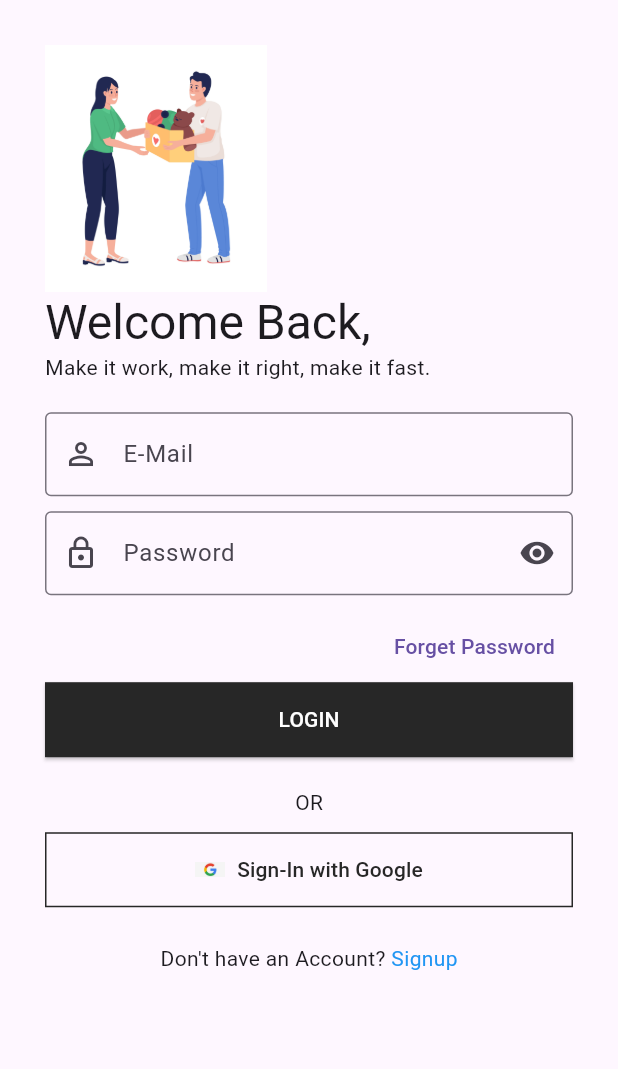
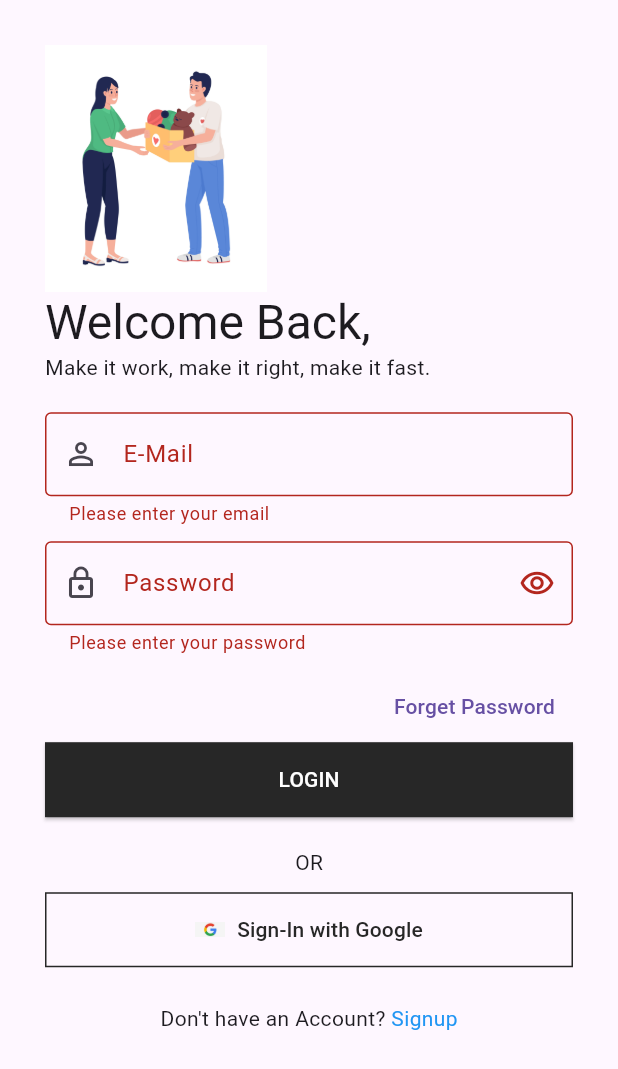
Before and after one commit to sweenymbuvi/Hisani, a Flutter app: the LoginScreen screen opened directly, after a tap on "LOGIN", on a phone screen of 412 x 824 dp. Shown: the top 1069 px of the screen. Run offline on Flutter 3.47's test engine with Material 3 defaults, Android fonts, the phone set to English and light mode, and no system bars; our stand-ins replace cloud_firestore, firebase_auth, firebase_core, flutter_otp_text_field, get, google_fonts and 1 more; accounts and stored records are empty; network calls fail.

Commit message:
authentication

```diff
--- a/lib/src/constants/text_strings.dart
+++ b/lib/src/constants/text_strings.dart
@@ -43,6 +43,17 @@ const String tDontHaveAnAccount = "Don't have an Account? ";
 const String tSignUpTitle = "Sign Up";
 const String tSignUpSubTitle = "Create your profile to start your Journey.";
 const String tAlreadyHaveAnAccount = "Already have an Account? ";
+const String tConfirmPassword = "Confirm Password";
+
+// General Texts
+const String tContinue = 'Continue';
+const String tResendEmailLink = 'Resend Email Link';
+const String tBacktoLogin = 'Back to Login';
+
+// Email Verification Screen Texts
+const String tEmailVerificationTitle = 'Email Verification';
+const String tEmailVerificationSubTitle =
+    'Please verify your email address to proceed.';
 
 // -- Forget Password Text
 const String tForgetPasswordTitle = "Make Selection!";
@@ -58,3 +69,12 @@ const String tForgetPhoneSubTitle =
 // -- Forget Password Via E-Mail - Text
 const String tForgetMailSubTitle =
     "Enter your registered E-Mail to receive OTP";
+
+const String tOtpTitle = "CO\nDE";
+const String tOtpSubTitle = "Verification";
+const String tOtpMessage = "Enter the verification code sent at ";
+
+const String tAlert = "Alert";
+const String tOhSnap = "Oh Snap";
+const String tEmailSent = "Email sent";
+const String tAccountCreateVerifyEmail = "Account Create Verify Email";
--- /dev/null
+++ b/lib/src/features/authentication/controllers/login_controller.dart
@@ -0,0 +1,45 @@
+import 'package:flutter/material.dart';
+import 'package:get/get.dart';
+import 'package:firebase_auth/firebase_auth.dart';
+import 'package:hisani/src/repository/authentication_repository/authentication_repository.dart';
+import 'package:hisani/src/constants/text_strings.dart';
+
+class LoginController extends GetxController {
+  final email = TextEditingController();
+  final password = TextEditingController();
+  final loginFormKey = GlobalKey<FormState>();
+
+  var isLoading = false.obs;
+  var showPassword = false.obs;
+
+  Future<void> login() async {
+    if (loginFormKey.currentState!.validate()) {
+      isLoading.value = true;
+
+      String? loginError = await AuthenticationRepository.instance
+          .loginWithEmailAndPassword(email.text.trim(), password.text.trim());
+
+      isLoading.value = false;
+
+      if (loginError == null) {
+        // Show success message
+        Get.snackbar(
+          'Success',
+          'Login successful',
+          snackPosition: SnackPosition.BOTTOM,
+          backgroundColor: Colors.green,
+          colorText: Colors.white,
+        );
+      } else {
+        // Show error message
+        Get.snackbar(
+          'Login Failed',
+          loginError,
+          snackPosition: SnackPosition.BOTTOM,
+          backgroundColor: Colors.red,
+          colorText: Colors.white,
+        );
+      }
+    }
+  }
+}
--- /dev/null
+++ b/lib/src/features/authentication/models/user_model.dart
@@ -0,0 +1,24 @@
+class UserModel {
+  final String? id;
+  final String fullName;
+  final String email;
+  final String phoneNo;
+  final String password;
+
+  const UserModel({
+    this.id,
+    required this.email,
+    required this.password,
+    required this.fullName,
+    required this.phoneNo,
+  });
+
+  toJson() {
+    return {
+      "FullName": fullName,
+      "Email": email,
+      "Phone": phoneNo,
+      "Password": password,
+    };
+  }
+}
--- a/lib/src/features/authentication/screens/login/login_form_widget.dart
+++ b/lib/src/features/authentication/screens/login/login_form_widget.dart
@@ -1,42 +1,64 @@
 import 'package:flutter/material.dart';
+import 'package:get/get.dart';
 import 'package:hisani/src/constants/sizes.dart';
 import 'package:hisani/src/constants/text_strings.dart';
+import 'package:hisani/src/features/authentication/controllers/login_controller.dart';
 
 class LoginForm extends StatelessWidget {
-  const LoginForm({
-    super.key,
-  });
+  const LoginForm({super.key});
 
   @override
   Widget build(BuildContext context) {
+    final controller = Get.put(LoginController());
+
     return Form(
+      key: controller.loginFormKey,
       child: Container(
         padding: const EdgeInsets.symmetric(vertical: 20.0),
         child: Column(
           crossAxisAlignment: CrossAxisAlignment.start,
           children: [
             TextFormField(
+              controller: controller.email,
               decoration: const InputDecoration(
                 prefixIcon: Icon(Icons.person_outline_outlined),
                 labelText: tEmail,
                 hintText: tEmail,
                 border: OutlineInputBorder(),
               ),
+              validator: (value) {
+                if (value == null || value.isEmpty) {
+                  return 'Please enter your email';
+                }
+                return null;
+              },
             ),
             const SizedBox(height: tFormHeight - 20),
-            TextFormField(
-              decoration: const InputDecoration(
-                prefixIcon: Icon(Icons.lock_outline),
-                labelText: tPassword,
-                hintText: tPassword,
-                border: OutlineInputBorder(),
-                suffixIcon: IconButton(
-                  onPressed: null,
-                  icon: Icon(Icons.remove_red_eye_sharp),
-                ),
-              ),
-              obscureText: true, // Ensure password is hidden
-            ),
+            Obx(() => TextFormField(
+                  controller: controller.password,
+                  decoration: InputDecoration(
+                    prefixIcon: const Icon(Icons.lock_outline),
+                    labelText: tPassword,
+                    hintText: tPassword,
+                    border: const OutlineInputBorder(),
+                    suffixIcon: IconButton(
+                      onPressed: () {
+                        controller.showPassword.value =
+                            !controller.showPassword.value;
+                      },
+                      icon: Icon(controller.showPassword.value
+                          ? Icons.remove_red_eye_sharp
+                          : Icons.remove_red_eye_outlined),
+                    ),
+                  ),
+                  obscureText: !controller.showPassword.value,
+                  validator: (value) {
+                    if (value == null || value.isEmpty) {
+                      return 'Please enter your password';
+                    }
+                    return null;
+                  },
+                )),
             const SizedBox(height: tFormHeight - 20),
             Align(
               alignment: Alignment.centerRight,
@@ -44,10 +66,19 @@ class LoginForm extends StatelessWidget {
             ),
             SizedBox(
               width: double.infinity,
-              child: ElevatedButton(
-                onPressed: () {},
-                child: Text(tLogin.toUpperCase()),
-              ),
+              child: Obx(() => ElevatedButton(
+                    onPressed: controller.isLoading.value
+                        ? null
+                        : () {
+                            controller.login();
+                          },
+                    child: controller.isLoading.value
+                        ? CircularProgressIndicator(
+                            valueColor:
+                                AlwaysStoppedAnimation<Color>(Colors.white),
+                          )
+                        : Text(tLogin.toUpperCase()),
+                  )),
             ),
           ],
         ),
--- a/lib/src/features/authentication/screens/welcome/welcome.dart
+++ b/lib/src/features/authentication/screens/welcome/welcome.dart
@@ -5,6 +5,7 @@ import 'package:hisani/src/constants/sizes.dart';
 import 'package:hisani/src/constants/text_strings.dart';
 import 'package:get/get.dart';
 import 'package:hisani/src/features/authentication/screens/login/login_screen.dart';
+import 'package:hisani/src/features/authentication/screens/signup/signup_screen.dart';
 
 class WelcomeScreen extends StatelessWidget {
   const WelcomeScreen({Key? key}) : super(key: key);
@@ -50,7 +51,7 @@ class WelcomeScreen extends StatelessWidget {
                 const SizedBox(width: 10.0),
                 Expanded(
                   child: ElevatedButton(
-                    onPressed: () {},
+                    onPressed: () => Get.to(() => const SignUpScreen()),
                     child: Text(tSignUpTitle.toUpperCase()),
                   ),
                 ),
--- /dev/null
+++ b/lib/src/repository/authentication_repository/exceptions/login_failure.dart
@@ -0,0 +1,22 @@
+class LogInWithEmailAndPasswordFailure {
+  final String message;
+
+  const LogInWithEmailAndPasswordFailure(
+      [this.message = "An unknown error occurred."]);
+
+  factory LogInWithEmailAndPasswordFailure.fromCode(String code) {
+    switch (code) {
+      case 'user-not-found':
+        return const LogInWithEmailAndPasswordFailure(
+            'No user found for that email.');
+      case 'wrong-password':
+        return const LogInWithEmailAndPasswordFailure(
+            'Wrong password provided.');
+      case 'invalid-email':
+        return const LogInWithEmailAndPasswordFailure(
+            'The email address is invalid.');
+      default:
+        return const LogInWithEmailAndPasswordFailure();
+    }
+  }
+}
--- /dev/null
+++ b/lib/src/repository/authentication_repository/exceptions/signup_email_password_failure.dart
@@ -0,0 +1,28 @@
+class SignupEmailPasswordFailure {
+  final String message;
+
+  const SignupEmailPasswordFailure(
+      [this.message = "An unknown error occurred."]);
+
+  factory SignupEmailPasswordFailure.code(String code) {
+    switch (code) {
+      case 'weak password':
+        return const SignupEmailPasswordFailure(
+            "Please enter a stronger password.");
+      case 'invalid email':
+        return const SignupEmailPasswordFailure(
+            "Email is not valid or badly formatted");
+      case 'email-already-in-use':
+        return const SignupEmailPasswordFailure(
+            "An account already exists for that email");
+      case 'operation-not-allowed':
+        return const SignupEmailPasswordFailure(
+            "Operation is not allowed. Please contact support");
+      case 'user-disabled':
+        return const SignupEmailPasswordFailure(
+            "This user has been disabled. Please contact support for help");
+      default:
+        return const SignupEmailPasswordFailure();
+    }
+  }
+}
--- /dev/null
+++ b/lib/src/repository/authentication_repository/exceptions/texceptions.dart
@@ -0,0 +1,21 @@
+class TExceptions implements Exception {
+  final String message;
+
+  const TExceptions([this.message = 'An unknown exception occurred']);
+
+  factory TExceptions.fromCode(String code) {
+    switch (code) {
+      case 'email-already-in-use':
+        return const TExceptions('Email already exists');
+      case 'invalid-email':
+        return const TExceptions('Email is invalid');
+      case 'weak-password':
+        return const TExceptions('Enter a stronger password');
+      case 'user-disabled':
+        return const TExceptions(
+            'This user has been disabled. Please contact support for help');
+      default:
+        return const TExceptions();
+    }
+  }
+}
--- a/pubspec.yaml
+++ b/pubspec.yaml
@@ -31,12 +31,17 @@ dependencies:
   flutter:
     sdk: flutter
   get: ^4.6.6
+  flutter_otp_text_field: ^1.1.3+2
+  line_awesome_flutter: ^3.0.1
 
 
   # The following adds the Cupertino Icons font to your application.
   # Use with the CupertinoIcons class for iOS style icons.
   cupertino_icons: ^1.0.6
   google_fonts: ^6.2.1
+  firebase_core: ^2.31.0
+  firebase_auth: ^4.19.5
+  cloud_firestore: ^4.17.3
 
 dev_dependencies:
   flutter_test:
@@ -62,7 +67,6 @@ flutter:
 
   # To add assets to your application, add an assets section, like this:
   assets:
-    - lib/images/
     - assets/images/
     - assets/logo/google.webp
 
```
Also changed, not shown: lib/main.dart (+18 -6 lines), lib/src/features/authentication/controllers/mail_verification_controller.dart (added, +46 -0 lines), lib/src/features/authentication/controllers/signup_controller.dart (added, +58 -0 lines), lib/src/features/authentication/screens/forget_password/forget_password_otp/otp_screen.dart (added, +56 -0 lines), lib/src/features/authentication/screens/mail_verification/mail_verification.dart (added, +57 -0 lines), lib/src/features/authentication/screens/signup/widgets/signup_form_widget.dart (+26 -8 lines), lib/src/repository/authentication_repository/authentication_repository.dart (added, +84 -0 lines), lib/src/repository/user_repository/user_repository.dart (added, +33 -0 lines), lib/src/utils/helper/helper.dart (added, +17 -0 lines), firebase.json (added), lib/firebase_options.dart (added), pubspec.lock, 7 other files.
